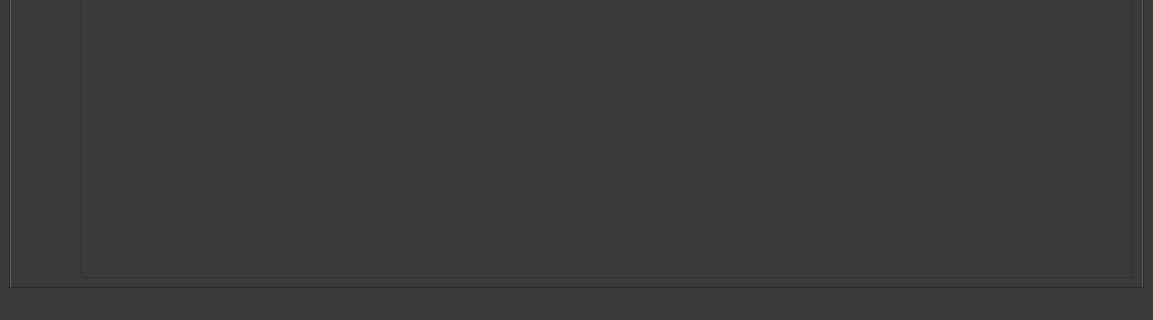
The window that gui/main_screen.ui (masalha-alaa/quran-counter) describes before a commit, drawn with Qt 5; both pictures show x 0 to 1153 and y 420 to 740 of the 1153 by 740 pixel window.
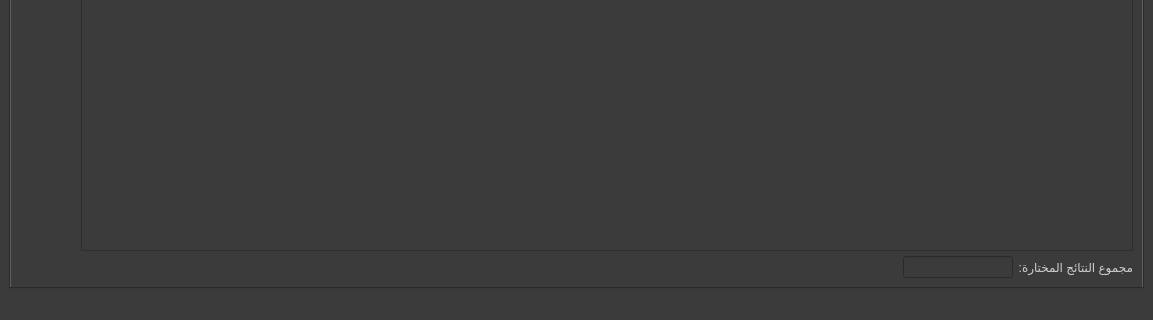
The same window after the commit. The open tabs and pages were chosen to show the change. Icons and pictures are not drawn.

Commit message: Result count in Surah results

```diff
--- a/gui/main_screen.ui
+++ b/gui/main_screen.ui
@@ -712,6 +712,40 @@
             </item>
            </layout>
           </item>
+          <item>
+           <layout class="QHBoxLayout" name="horizontalLayout_13" stretch="1,1,8">
+            <item>
+             <widget class="QLabel" name="label_6">
+              <property name="text">
+               <string>مجموع النتائج المختارة:</string>
+              </property>
+             </widget>
+            </item>
+            <item>
+             <widget class="QLineEdit" name="surahResultsSum">
+              <property name="enabled">
+               <bool>false</bool>
+              </property>
+              <property name="alignment">
+               <set>Qt::AlignRight|Qt::AlignTrailing|Qt::AlignVCenter</set>
+              </property>
+             </widget>
+            </item>
+            <item>
+             <spacer name="horizontalSpacer_7">
+              <property name="orientation">
+               <enum>Qt::Horizontal</enum>
+              </property>
+              <property name="sizeHint" stdset="0">
+               <size>
+                <width>40</width>
+                <height>20</height>
+               </size>
+              </property>
+             </spacer>
+            </item>
+           </layout>
+          </item>
          </layout>
         </item>
        </layout>
```
Left out of the diff: 2 changed lines with no effect on the pictures. The commit also changes 3 other files.
